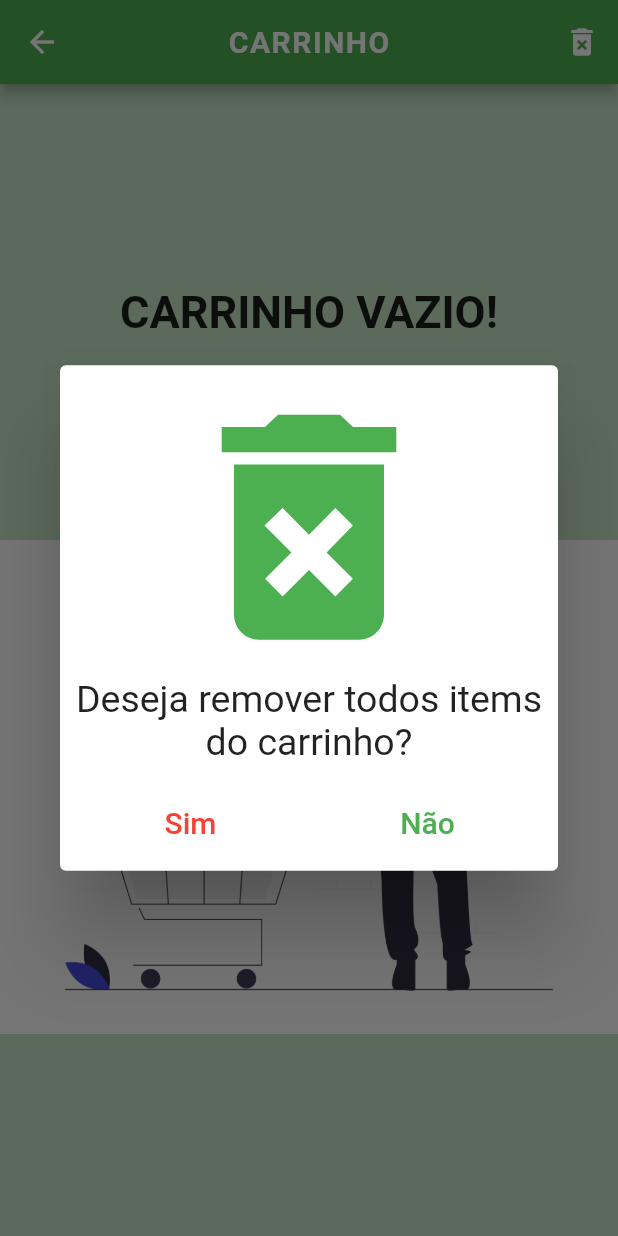
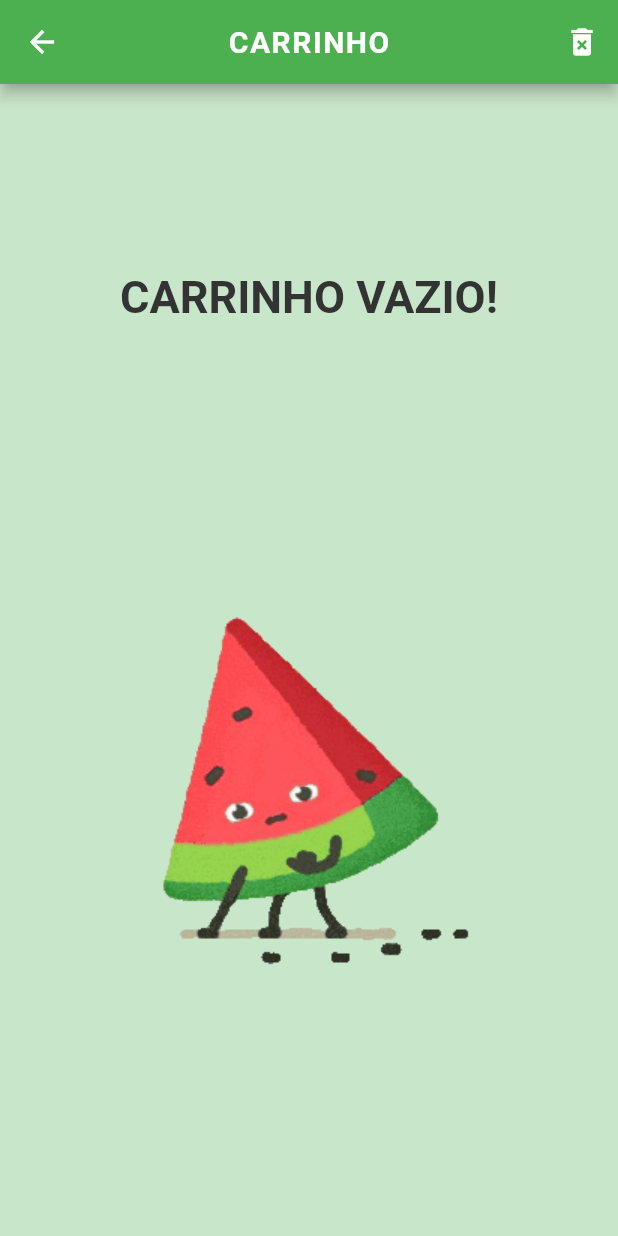
Before and after one commit to jonathan-barreto/horti-fruti, a Flutter app: the CartPage screen opened by its route, after a tap on the "delete forever" icon, on a phone screen of 412 x 824 dp. Run offline on Flutter 3.47's test engine with Material 2 defaults, Android fonts, the phone set to English and light mode, and no system bars; our stand-ins replace shared_preferences; accounts and stored records are empty; network calls fail.

Commit message:
add to gif a carrinho vazio

```diff
--- a/lib/widgets/carrinho_vazio.dart
+++ b/lib/widgets/carrinho_vazio.dart
@@ -1,4 +1,5 @@
 import 'package:flutter/material.dart';
+import 'package:store/constantes.dart';
 
 class CarrinhoVazio extends StatelessWidget {
   const CarrinhoVazio({super.key});
@@ -8,15 +9,18 @@ class CarrinhoVazio extends StatelessWidget {
     return Column(
       mainAxisAlignment: MainAxisAlignment.spaceEvenly,
       children: [
-        const Text(
-          'CARRINHO VAZIO!',
-          style: TextStyle(
-            fontSize: 30,
-            fontWeight: FontWeight.bold,
+        const Center(
+          child: Text(
+            'CARRINHO VAZIO!',
+            style: TextStyle(
+              fontSize: 30,
+              fontWeight: FontWeight.bold,
+              color: AppColors.textColor,
+            ),
           ),
         ),
         Image.asset(
-          'assets/carrinho_vazio.png',
+          'assets/fruta.gif',
         ),
       ],
     );
--- a/lib/widgets/cart_bar.dart
+++ b/lib/widgets/cart_bar.dart
@@ -35,6 +35,7 @@ class _CartBarState extends State<CartBar> {
       actions: [
         IconButton(
           onPressed: () {
+            if (widget.cartPageController.data.isNotEmpty) {
               showDialog(
                 context: (context),
                 builder: (context) {
@@ -93,6 +94,7 @@ class _CartBarState extends State<CartBar> {
                   );
                 },
               );
+            }
           },
           icon: const Icon(
             Icons.delete_forever,
```
Also changed, not shown: assets/carrinho_vazio.png (deleted), assets/delete.png (deleted), assets/fruta.gif (added). Lines whose indentation alone changed are shown as unchanged.
